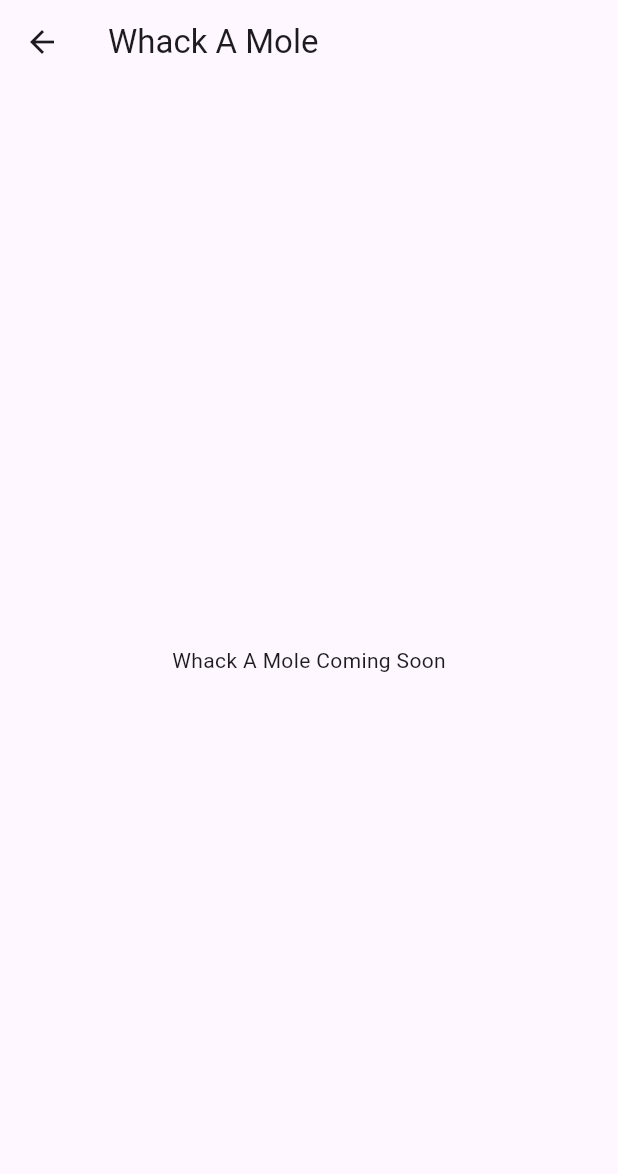
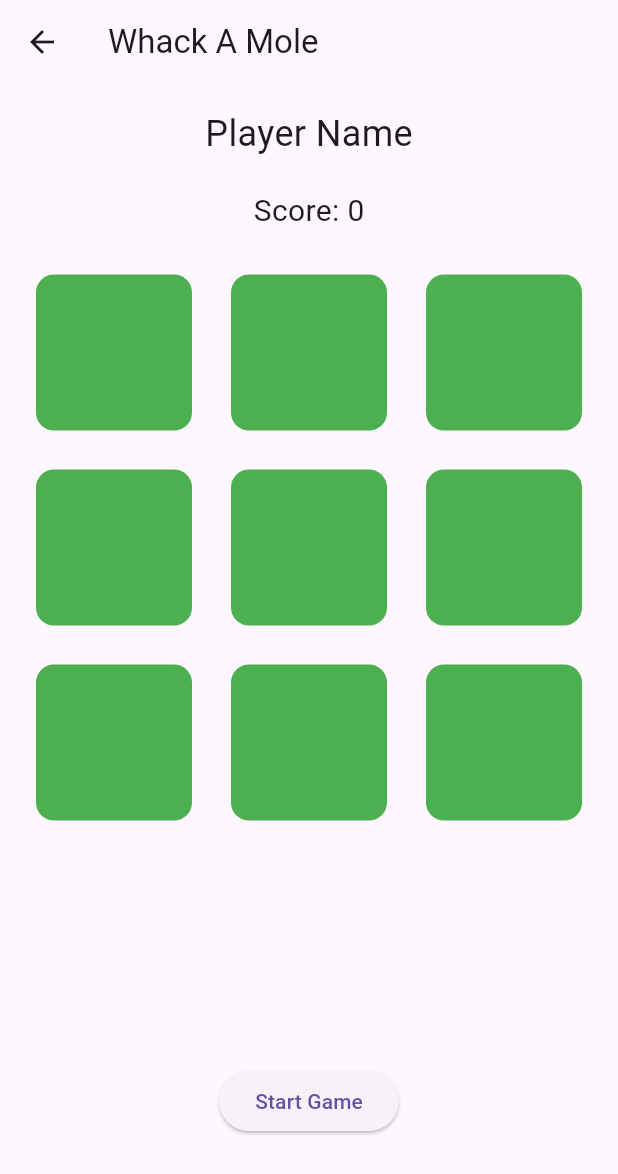
Before and after one commit to vanshikajain0410/dsa_bento_box, a Flutter app: the screen it shows after launch, after a tap on an icon or button, on a phone screen of 412 x 824 dp. Shown: the top 1174 px of the screen. Run offline on Flutter 3.47's test engine with Material 3 defaults, Android fonts, the phone set to English and light mode, and no system bars.

Commit message:
some changes and whack a mole

```diff
--- a/lib/Dashboard/screens/screens.dart
+++ b/lib/Dashboard/screens/screens.dart
@@ -1,4 +1,4 @@
-// Placeholder Screens
+//Screens
 import 'package:flutter/material.dart';
 
 class SnakeScreen extends StatelessWidget {
@@ -49,17 +49,17 @@ class MazeRunner extends StatelessWidget {
   }
 }
 
-class WhackAMole extends StatelessWidget {
-  const WhackAMole({super.key});
+// class WhackAMole extends StatelessWidget {
+//   const WhackAMole({super.key});
 
-  @override
-  Widget build(BuildContext context) {
-    return Scaffold(
-      appBar: AppBar(title: const Text('Whack A Mole')),
-      body: const Center(child: Text('Whack A Mole Coming Soon')),
-    );
-  }
-}
+//   @override
+//   Widget build(BuildContext context) {
+//     return Scaffold(
+//       appBar: AppBar(title: const Text('Whack A Mole')),
+//       body: const Center(child: Text('Whack A Mole Coming Soon')),
+//     );
+//   }
+// }
 
 class MemoryCard extends StatelessWidget {
   const MemoryCard({super.key});
--- a/lib/Dashboard/widget/game_card.dart
+++ b/lib/Dashboard/widget/game_card.dart
@@ -1,4 +1,3 @@
-import 'package:dsa_bento_box/Dashboard/models/game_tile.dart';
 import 'package:flutter/material.dart';
 
 class GameCard extends StatelessWidget {
@@ -41,5 +40,5 @@ class GameCard extends StatelessWidget {
 
 Color _getTextColor(Color backgroundColor) {
     final luminance = backgroundColor.computeLuminance();
-    return luminance > 0.5 ? Colors.black87 : Colors.white;
+    return luminance > 0.5 ? const Color.fromARGB(221, 31, 29, 29) : const Color.fromARGB(255, 241, 239, 239);
   }
--- /dev/null
+++ b/lib/games/WhackAMole/whack_a_mole_controller.dart
@@ -0,0 +1,52 @@
+import 'dart:async';
+import 'dart:math';
+import 'package:flutter/foundation.dart';
+
+class WhackAMoleController extends ChangeNotifier {
+  final int gridSize = 9; // 3x3 grid (easy mode)
+  final Random _random = Random(); //to generate random mole positions
+
+  int activeIndex = -1;  //current mole index
+  int score = 0;
+  bool isPlaying = false;
+  Timer? _timer;
+
+  void startGame() {
+    score = 0; //current score
+    isPlaying = true;
+
+    _timer?.cancel(); // safety
+    // Generating a new mole position every 800 milliseconds
+    _timer = Timer.periodic(
+      const Duration(seconds: 1),
+      (_) {
+        activeIndex = _random.nextInt(gridSize);
+        notifyListeners(); //notifies UI about the change
+      },
+    );
+    notifyListeners();
+  }
+
+  void hit(int index) {
+    if(!isPlaying) return;
+
+    if (index == activeIndex) {
+      score++;
+      activeIndex = -1;
+      notifyListeners();
+    }
+  }
+
+  void endGame() {
+    _timer?.cancel();
+    isPlaying = false;
+    activeIndex = -1;
+    notifyListeners();
+  }
+
+  void restartGame() {
+    endGame();
+    startGame();
+  }
+
+}
--- /dev/null
+++ b/lib/games/WhackAMole/whack_a_mole_screen.dart
@@ -0,0 +1,90 @@
+import 'package:flutter/material.dart';
+import 'package:provider/provider.dart';
+import 'whack_a_mole_controller.dart';
+
+class WhackAMoleScreen extends StatelessWidget {
+  const WhackAMoleScreen({super.key});
+
+  @override
+  Widget build(BuildContext context) {
+    return ChangeNotifierProvider(
+      create: (_) => WhackAMoleController(),
+      child: Scaffold(
+        appBar: AppBar(title: const Text('Whack A Mole')),
+        body: Consumer<WhackAMoleController>(
+          builder: (context, controller, _) {
+            return Padding(
+              padding: const EdgeInsets.all(16.0),
+              child: Column(
+                mainAxisAlignment: MainAxisAlignment.center,
+                children: [
+                  const Center(
+                    child: Text('Player Name', style: TextStyle(fontSize: 24)),
+                  ),
+                  const SizedBox(height: 20),
+                  Text(
+                    "Score: ${controller.score}",
+                    style: TextStyle(fontSize: 20),
+                  ),
+                  const SizedBox(height: 20),
+
+                  Expanded(
+                    child: GridView.builder(
+                      itemCount: controller.gridSize,
+                      gridDelegate: SliverGridDelegateWithFixedCrossAxisCount(
+                        crossAxisCount: 3,
+                        mainAxisSpacing: 10,
+                        crossAxisSpacing: 10,
+                      ),
+                      itemBuilder: (context, index) {
+                        final isMoleActive =
+                            index == controller.activeIndex;
+
+                        return GestureDetector(
+                          onTap: () => controller.hit(index),
+                          child: Container(
+                            margin: const EdgeInsets.all(8),
+                            decoration: BoxDecoration(
+                              color:
+                                  isMoleActive ? Colors.brown : Colors.green,
+                              borderRadius: BorderRadius.circular(12),
+                            ),
+                          ),
+                        );
+                      },
+                    ),
+                  ),
+
+                  Row(
+                  mainAxisAlignment: MainAxisAlignment.center,
+                  children: [
+                    if (!controller.isPlaying)
+                      ElevatedButton(
+                        onPressed: controller.startGame,
+                        child: const Text('Start Game'),
+                      ),
+
+                    if (controller.isPlaying) ...[
+                      ElevatedButton(
+                        onPressed: controller.endGame,
+                        child: const Text('End Game'),
+                      ),
+                      const SizedBox(width: 12),
+                      ElevatedButton(
+                        onPressed: controller.restartGame,
+                        child: const Text('Restart'),
+                      ),
+                    ],
+                  ],
+                ),
+
+                const SizedBox(height: 50),
+                ],
+              ),
+            );
+          },
+        ),
+      ),
+    );
+  }
+}
--- a/lib/main.dart
+++ b/lib/main.dart
@@ -2,10 +2,17 @@ import 'package:dsa_bento_box/Dashboard/dashboard_screen.dart';
 import 'package:flutter/material.dart';
 
 void main() {
-  runApp(
-    const MaterialApp(
+  runApp(const MainApp());
+}
+
+class MainApp extends StatelessWidget {
+  const MainApp({super.key});
+
+  @override
+  Widget build(BuildContext context) {
+    return const MaterialApp(
       debugShowCheckedModeBanner: false,
       home: DashboardScreen(),
-    ),
-  );
+    );
+  }
 }
--- a/pubspec.yaml
+++ b/pubspec.yaml
@@ -10,6 +10,7 @@ dependencies:
   flutter:
     sdk: flutter
   flutter_staggered_grid_view: ^0.7.0
+  provider: ^6.1.5+1
 
 dev_dependencies:
   flutter_test:
```
Also changed, not shown: lib/Dashboard/dashboard_screen.dart (+6 -37 lines), lib/Dashboard/data/game_tile_data.dart (deleted, +0 -62 lines), lib/Dashboard/models/game_tile.dart (deleted, +0 -19 lines), pubspec.lock.
